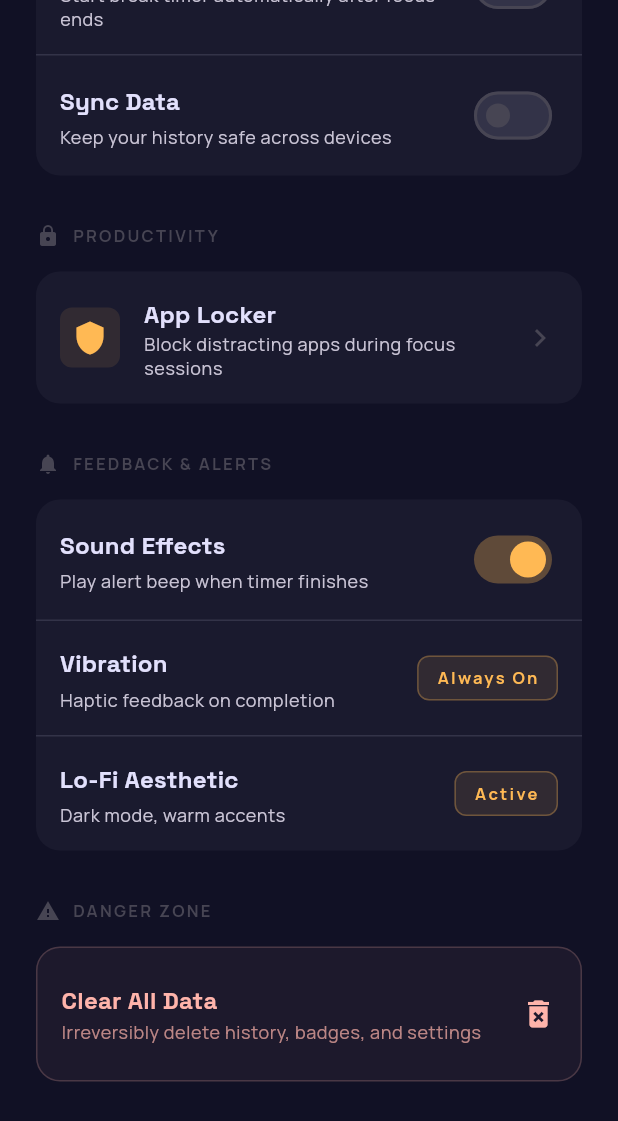
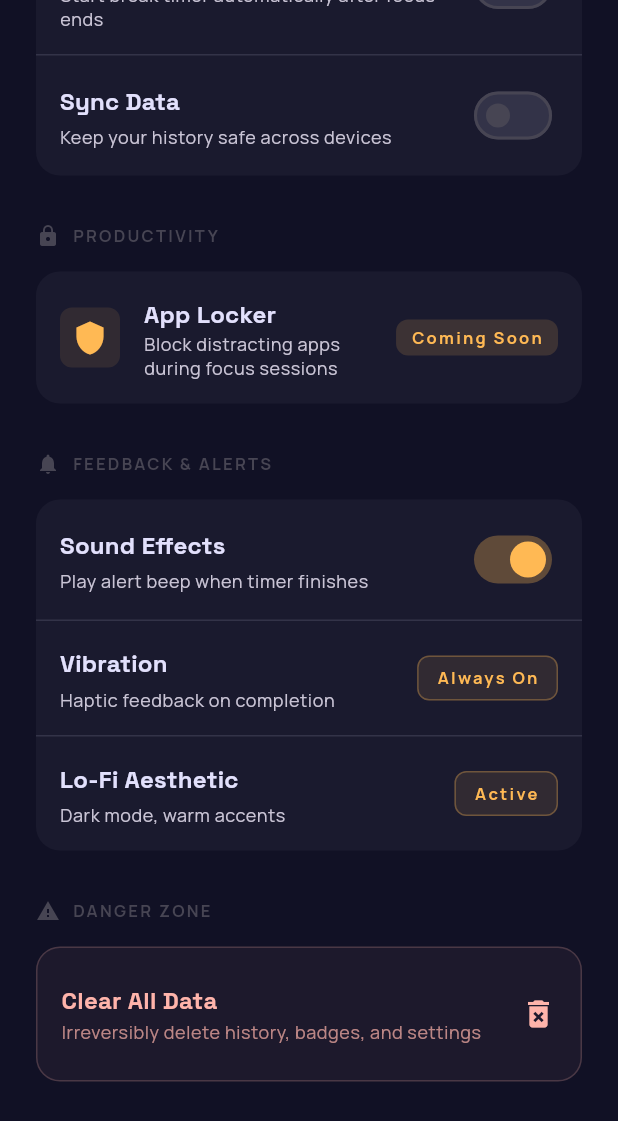
Before and after one commit to pavanabharath24/Timfoc, a Flutter app: the SettingsScreen screen opened directly, scrolled down 576 dp, on a phone screen of 412 x 824 dp. Shown: the top 1121 px of the screen. Run offline on Flutter 3.47's test engine with Material 3 defaults, Android fonts, the phone set to English and light mode, and no system bars; our stand-ins replace flutter_local_notifications, google_fonts, hive, hive_flutter, lottie, percent_indicator and 1 more; missing offline and left inert: flutter_foreground_task, installed_apps, usage_stats; accounts and stored records are empty; project files that could hold a hidden picture were left out.

Commit message:
fix: remove broken usage_stats/installed_apps to resolve lStar build crash, mark App Locker as Coming Soon

```diff
--- a/lib/screens/settings_screen.dart
+++ b/lib/screens/settings_screen.dart
@@ -2,7 +2,7 @@ import 'package:flutter/material.dart';
 import 'package:provider/provider.dart';
 import '../providers/timer_provider.dart';
 import '../theme/lofi_theme.dart';
-import 'app_locker_screen.dart';
+// App Locker coming soon — requires compatible usage stats package
 
 class SettingsScreen extends StatefulWidget {
   const SettingsScreen({super.key});
@@ -186,9 +186,18 @@ class _SettingsScreenState extends State<SettingsScreen> {
                 ),
                 title: Text('App Locker', style: theme.textTheme.titleMedium?.copyWith(fontSize: 16)),
                 subtitle: Text('Block distracting apps during focus sessions', style: theme.textTheme.bodySmall?.copyWith(fontSize: 12)),
-                trailing: const Icon(Icons.chevron_right, color: LofiTheme.outline),
+                trailing: Container(
+                  padding: const EdgeInsets.symmetric(horizontal: 10, vertical: 4),
+                  decoration: BoxDecoration(
+                    color: LofiTheme.secondary.withOpacity(0.15),
+                    borderRadius: BorderRadius.circular(8),
+                  ),
+                  child: Text('Coming Soon', style: theme.textTheme.labelSmall?.copyWith(color: LofiTheme.secondary, fontSize: 11)),
+                ),
                 onTap: () {
-                  Navigator.push(context, MaterialPageRoute(builder: (_) => const AppLockerScreen()));
+                  ScaffoldMessenger.of(context).showSnackBar(
+                    const SnackBar(content: Text('App Locker is coming in the next update!'), backgroundColor: LofiTheme.surfaceHighest),
+                  );
                 },
               ),
             ),
--- a/pubspec.yaml
+++ b/pubspec.yaml
@@ -47,8 +47,7 @@ dependencies:
   flutter_foreground_task: ^9.2.1
   lottie: ^3.1.2
   flutter_ringtone_player: ^4.0.0+4
-  usage_stats: ^1.3.1
-  installed_apps: ^2.1.1
+
 
 dev_dependencies:
   flutter_test:
```
Also changed, not shown: lib/services/foreground_task_service.dart (+1 -17 lines), pubspec.lock, 2 other files.
